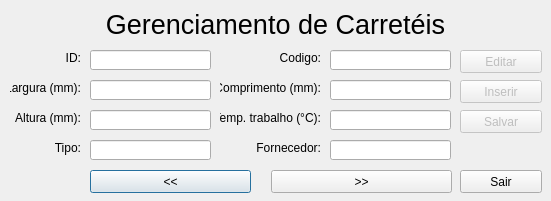
The window that windowbobbin.ui (KyryIx/Helena) describes before a commit, drawn with Qt 5.
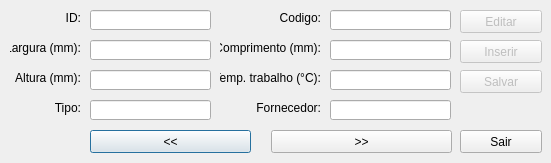
The same window after the commit. Icons and pictures are not drawn.

What changed in the file:
```diff
--- a/windowbobbin.ui
+++ b/windowbobbin.ui
@@ -7,19 +7,19 @@
     <x>0</x>
     <y>0</y>
     <width>551</width>
-    <height>201</height>
+    <height>163</height>
    </rect>
   </property>
   <property name="minimumSize">
    <size>
-    <width>100</width>
-    <height>100</height>
+    <width>551</width>
+    <height>163</height>
    </size>
   </property>
   <property name="maximumSize">
    <size>
-    <width>1000</width>
-    <height>292</height>
+    <width>551</width>
+    <height>163</height>
    </size>
   </property>
   <property name="windowTitle">
@@ -33,7 +33,7 @@
    <property name="geometry">
     <rect>
      <x>10</x>
-     <y>140</y>
+     <y>100</y>
      <width>71</width>
      <height>16</height>
     </rect>
@@ -49,7 +49,7 @@
    <property name="geometry">
     <rect>
      <x>330</x>
-     <y>80</y>
+     <y>40</y>
      <width>121</width>
      <height>20</height>
     </rect>
@@ -59,7 +59,7 @@
    <property name="geometry">
     <rect>
      <x>220</x>
-     <y>110</y>
+     <y>70</y>
      <width>101</width>
      <height>16</height>
     </rect>
@@ -75,7 +75,7 @@
    <property name="geometry">
     <rect>
      <x>330</x>
-     <y>140</y>
+     <y>100</y>
      <width>121</width>
      <height>20</height>
     </rect>
@@ -85,7 +85,7 @@
    <property name="geometry">
     <rect>
      <x>90</x>
-     <y>140</y>
+     <y>100</y>
      <width>121</width>
      <height>20</height>
     </rect>
@@ -95,7 +95,7 @@
    <property name="geometry">
     <rect>
      <x>330</x>
-     <y>110</y>
+     <y>70</y>
      <width>121</width>
      <height>20</height>
     </rect>
@@ -105,7 +105,7 @@
    <property name="geometry">
     <rect>
      <x>10</x>
-     <y>50</y>
+     <y>10</y>
      <width>71</width>
      <height>16</height>
     </rect>
@@ -121,7 +121,7 @@
    <property name="geometry">
     <rect>
      <x>90</x>
-     <y>80</y>
+     <y>40</y>
      <width>121</width>
      <height>20</height>
     </rect>
@@ -131,7 +131,7 @@
    <property name="geometry">
     <rect>
      <x>330</x>
-     <y>50</y>
+     <y>10</y>
      <width>121</width>
      <height>20</height>
     </rect>
@@ -141,7 +141,7 @@
    <property name="geometry">
     <rect>
      <x>220</x>
-     <y>50</y>
+     <y>10</y>
      <width>101</width>
      <height>16</height>
     </rect>
@@ -157,7 +157,7 @@
    <property name="geometry">
     <rect>
      <x>220</x>
-     <y>140</y>
+     <y>100</y>
      <width>101</width>
      <height>16</height>
     </rect>
@@ -173,7 +173,7 @@
    <property name="geometry">
     <rect>
      <x>10</x>
-     <y>110</y>
+     <y>70</y>
      <width>71</width>
      <height>16</height>
     </rect>
@@ -189,7 +189,7 @@
    <property name="geometry">
     <rect>
      <x>90</x>
-     <y>110</y>
+     <y>70</y>
      <width>121</width>
      <height>20</height>
     </rect>
@@ -199,7 +199,7 @@
    <property name="geometry">
     <rect>
      <x>90</x>
-     <y>50</y>
+     <y>10</y>
      <width>121</width>
      <height>20</height>
     </rect>
@@ -212,7 +212,7 @@
    <property name="geometry">
     <rect>
      <x>220</x>
-     <y>80</y>
+     <y>40</y>
      <width>101</width>
      <height>16</height>
     </rect>
@@ -228,7 +228,7 @@
    <property name="geometry">
     <rect>
      <x>10</x>
-     <y>80</y>
+     <y>40</y>
      <width>71</width>
      <height>16</height>
     </rect>
@@ -244,7 +244,7 @@
    <property name="geometry">
     <rect>
      <x>90</x>
-     <y>170</y>
+     <y>130</y>
      <width>161</width>
      <height>23</height>
     </rect>
@@ -257,7 +257,7 @@
    <property name="geometry">
     <rect>
      <x>271</x>
-     <y>170</y>
+     <y>130</y>
      <width>181</width>
      <height>23</height>
     </rect>
@@ -270,7 +270,7 @@
    <property name="geometry">
     <rect>
      <x>460</x>
-     <y>170</y>
+     <y>130</y>
      <width>82</width>
      <height>23</height>
     </rect>
@@ -286,7 +286,7 @@
    <property name="geometry">
     <rect>
      <x>460</x>
-     <y>50</y>
+     <y>10</y>
      <width>82</width>
      <height>23</height>
     </rect>
@@ -302,7 +302,7 @@
    <property name="geometry">
     <rect>
      <x>460</x>
-     <y>80</y>
+     <y>40</y>
      <width>82</width>
      <height>23</height>
     </rect>
@@ -318,7 +318,7 @@
    <property name="geometry">
     <rect>
      <x>460</x>
-     <y>110</y>
+     <y>70</y>
      <width>82</width>
      <height>23</height>
     </rect>
@@ -327,27 +327,6 @@
     <string>Salvar</string>
    </property>
   </widget>
-  <widget class="QLabel" name="label">
-   <property name="geometry">
-    <rect>
-     <x>0</x>
-     <y>-1</y>
-     <width>551</width>
-     <height>51</height>
-    </rect>
-   </property>
-   <property name="font">
-    <font>
-     <pointsize>20</pointsize>
-    </font>
-   </property>
-   <property name="text">
-    <string>Gerenciamento de Carretéis</string>
-   </property>
-   <property name="alignment">
-    <set>Qt::AlignCenter</set>
-   </property>
-  </widget>
  </widget>
  <resources>
   <include location="icons/main.qrc"/>
```
